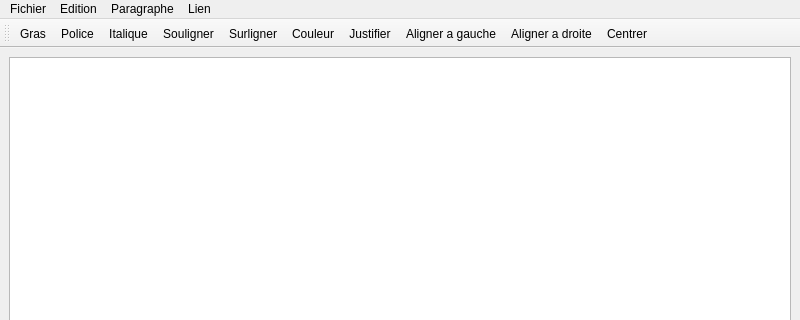
The window that mainwindow.ui (yann-madry/livre-dont-vous-etes-le-heros) describes before a commit, drawn with Qt 5; both pictures show x 0 to 800 and y 0 to 320 of the 800 by 600 pixel window.
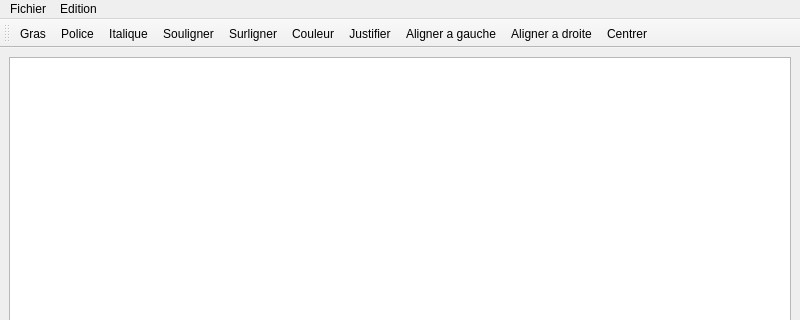
The same window after the commit. Icons and pictures are not drawn.

Commit message: Ajout Lien

What changed in the file:
```diff
--- a/mainwindow.ui
+++ b/mainwindow.ui
@@ -51,24 +51,8 @@
     <addaction name="actionPolice"/>
     <addaction name="actionSouligner"/>
    </widget>
-   <widget class="QMenu" name="menuParagraphe">
-    <property name="title">
-     <string>Paragraphe</string>
-    </property>
-    <addaction name="actionAligner_a_gauche"/>
-    <addaction name="actionAligner_a_droite"/>
-    <addaction name="actionCentrer"/>
-    <addaction name="actionJustifi"/>
-   </widget>
-   <widget class="QMenu" name="menuLien">
-    <property name="title">
-     <string>Lien</string>
-    </property>
-   </widget>
    <addaction name="menuFichier"/>
    <addaction name="menuEdition"/>
-   <addaction name="menuParagraphe"/>
-   <addaction name="menuLien"/>
   </widget>
   <widget class="QStatusBar" name="statusbar"/>
   <widget class="QToolBar" name="toolBar">
```
Left out of the diff: 9 changed lines with no effect on the pictures. The commit also changes 1 other file.
